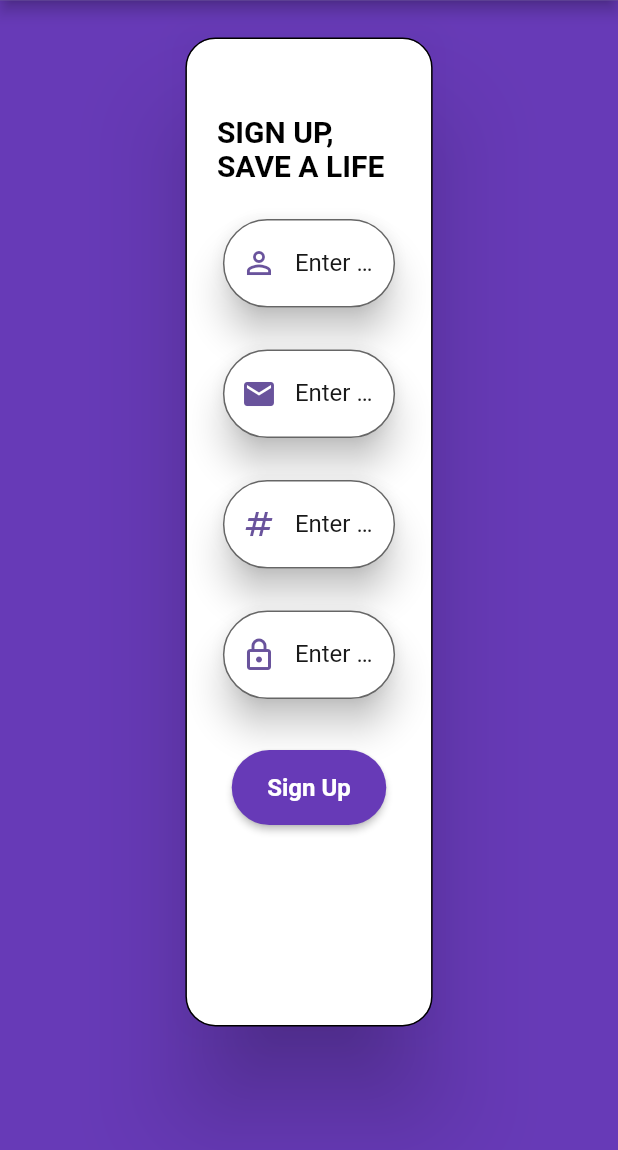
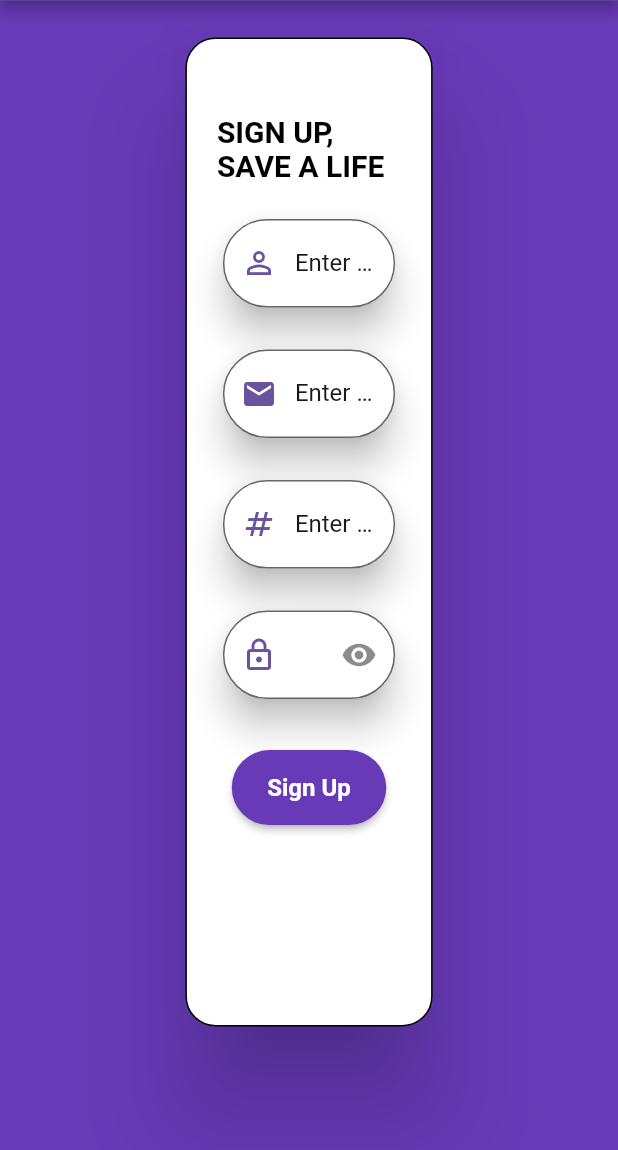
Before and after one commit to ZiadAssem/flutter_application_1, a Flutter app: the screen it shows after launch, on a phone screen of 412 x 824 dp, the part 86-1236 px from its top. Run offline on Flutter 3.47's test engine with Material 2 defaults, Android fonts, the phone set to English and light mode, and no system bars; our stand-ins replace carousel_slider, file_picker, firebase_auth, firebase_core, firebase_database, get and 2 more; accounts and stored records are empty.

Commit message:
needs fixing to password suffix button

```diff
--- a/lib/reusable_widgets/reusable_widget.dart
+++ b/lib/reusable_widgets/reusable_widget.dart
@@ -18,7 +18,8 @@ Image logoWidget(String imageName) {
 //text form field
 Widget reusableTextField(String text, IconData icon, bool isPasswordType,
     TextEditingController controller,
-    [validator]) {
+    [validator,suffixIcon,showPassword]) {
+
   return Card(
     shape: RoundedRectangleBorder(borderRadius: BorderRadius.circular(30.0)),
     color: Colors.transparent,
@@ -31,10 +32,11 @@ Widget reusableTextField(String text, IconData icon, bool isPasswordType,
       autocorrect: !isPasswordType,
       style: TextStyle(color: Colors.black.withOpacity(0.9)),
       decoration: InputDecoration(
-
+       suffixIcon:  suffixIcon,
         prefixIcon: Icon(
           icon,
           color: const Color(0xff69539C),
+
         ),
         labelText: text,
         labelStyle: TextStyle(color: Colors.black.withOpacity(0.9)),
--- a/lib/screens/registerscreen2.dart
+++ b/lib/screens/registerscreen2.dart
@@ -16,16 +16,26 @@ class SignUpScreen extends StatefulWidget {
 class SignUpScreenState extends State<SignUpScreen> with ValidationMixin {
   final signUpController = Get.put(SignUpController());
   final _formKey = GlobalKey<FormState>();
+   bool showPassword=true;
+
   @override
   Widget build(BuildContext context) {
     MediaQueryData homeQuery = MediaQuery.of(context);
     return screenDecoration(
       context,
       const Text('sign up'),
-      // form(context, signUpController, _formKey, validateEmail,
-      //     validatePassword)
       signUpDesign(
-          signUpController, _formKey, context, validateEmail, validatePassword),
+        signUpController,_formKey,context,validateEmail,validatePassword,
+        IconButton(
+          icon: Icon(Icons.remove_red_eye_sharp),
+          //Needs Fixing
+          onPressed: () {
+            setState(() {
+              showPassword = !showPassword;
+            });
+          },
+        ),
+      ),
       homeQuery,
     );
   }
@@ -71,44 +81,8 @@ Widget screenDecoration(context, title, Widget child, homeQuery) {
   );
 }
 
-Widget form(context, controller, formKey, validateEmail, validatePassword) {
-  return Form(
-    key: formKey,
-    child: Column(
-      children: <Widget>[
-        const SizedBox(height: 20),
-        reusableTextField("Enter full name", Icons.person_outline, false,
-            controller.fullName,context),
-        const SizedBox(height: 20),
-        reusableTextField("Enter email", Icons.person_outline, false,
-            controller.email, validateEmail),
-        const SizedBox(height: 20),
-        reusableTextField(
-            "Enter phone number", Icons.numbers, false, controller.phoneNo),
-        const SizedBox(height: 20),
-        reusableTextField("Enter Password", Icons.lock_outlined, true,
-            controller.password, validatePassword),
-        const SizedBox(height: 20),
-        // firebaseUIButton(
-        //   context,
-        //   "Sign Up",
-        //   () {
-        //     if (formKey.currentState!.validate()) {
-        //       u.User.addUser(controller.fullName.text.trim(),
-        //           controller.email.text.trim(), controller.phoneNo.text.trim());
-        //       SignUpController.instance.registerUser(
-        //           controller.email.text.trim(),
-        //           controller.password.text.trim());
-        //     }
-        //   },
-        // )
-      ],
-    ),
-  );
-}
-
-Widget signUpDesign(
-    controller, formKey, context, validateEmail, validatePassword) {
+Widget signUpDesign(controller, formKey, context, validateEmail,
+    validatePassword, passwordIcon) {
   return Form(
     key: formKey,
     child: Column(
@@ -132,7 +106,7 @@ Widget signUpDesign(
             "Enter phone number", Icons.numbers, false, controller.phoneNo),
         const SizedBox(height: 20),
         reusableTextField("Enter Password", Icons.lock_outlined, true,
-            controller.password, validatePassword),
+            controller.password, validatePassword, passwordIcon, true),
         const SizedBox(height: 20),
         firebaseUIButton(context, "Sign Up", () {
           if (formKey.currentState!.validate()) {
```
Lines whose indentation alone changed are shown as unchanged.
